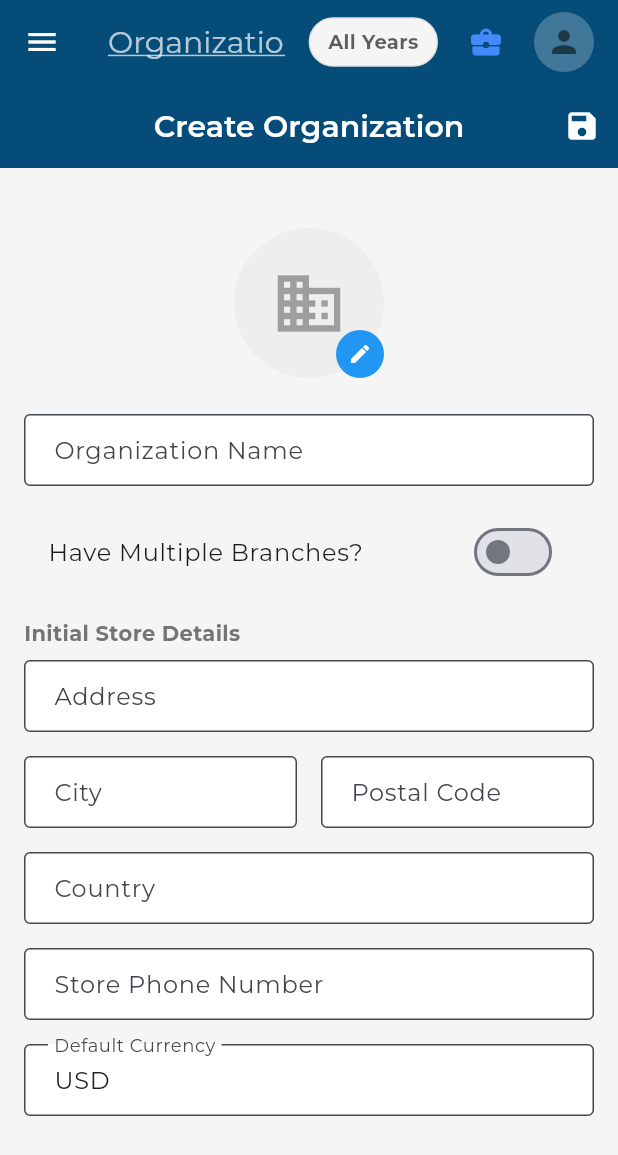
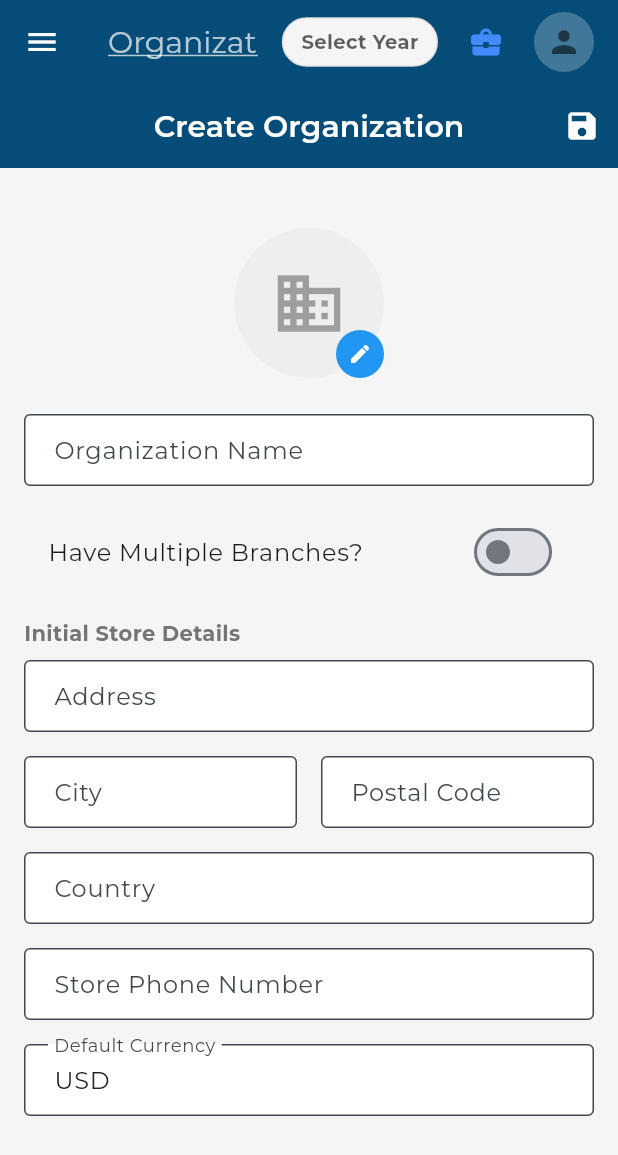
Before and after one commit to maslamhussaini/ordermate, a Flutter app: the screen it shows once a user with an empty profile is signed in, on a phone screen of 412 x 824 dp. Shown: the top 1155 px of the screen. Run offline on Flutter 3.47's test engine with Material 3 defaults, Android fonts, the phone set to English and light mode, and no system bars; drawn by our look-alikes of screenshot; our stand-ins replace connectivity_plus, csv, dio, equatable, file_picker, flutter_dotenv and 21 more; missing offline and left inert: dart:html, flutter_email_sender, mailer, number_to_character; accounts and stored records are empty.

Commit message:
Force workspace and financial year selection after login

```diff
--- a/lib/core/views/responsive_scaffold.dart
+++ b/lib/core/views/responsive_scaffold.dart
@@ -116,7 +116,7 @@ class ResponsiveScaffold extends ConsumerWidget {
                     Text(
                       accountingState.selectedFinancialSession != null
                           ? '${accountingState.selectedFinancialSession!.sYear} (${DateFormat('MMM yy').format(accountingState.selectedFinancialSession!.startDate)} - ${DateFormat('MMM yy').format(accountingState.selectedFinancialSession!.endDate)})'
-                          : 'All Years',
+                          : 'Select Year',
                       style: TextStyle(
                         fontWeight: FontWeight.bold,
                         fontSize: 13,
--- a/lib/features/auth/presentation/screens/splash_screen.dart
+++ b/lib/features/auth/presentation/screens/splash_screen.dart
@@ -163,9 +163,8 @@ class _SplashScreenState extends ConsumerState<SplashScreen>
         debugPrint('Splash: Triggering Sync...');
         ref.read(syncServiceProvider).syncAll();
 
-        final landing = ref.read(settingsProvider).landingPage;
-        debugPrint('Splash: Navigating to $landing');
-        context.go(landing);
+        debugPrint('Splash: Navigating to /workspace-selection');
+        context.go('/workspace-selection');
       } else {
         debugPrint('Splash: No session, navigating to /login');
         context.go('/login');
--- a/lib/features/organization/presentation/screens/workspace_selection_screen.dart
+++ b/lib/features/organization/presentation/screens/workspace_selection_screen.dart
@@ -265,7 +265,7 @@ class _WorkspaceSelectionScreenState extends ConsumerState<WorkspaceSelectionScr
                       const SizedBox(height: 48),
 
                       ElevatedButton(
-                        onPressed: _selectedOrganization != null ? _continueToDashboard : null,
+                        onPressed: (_selectedOrganization != null \u0026\u0026 _selectedSession != null) ? _continueToDashboard : null,
                         style: ElevatedButton.styleFrom(
                           backgroundColor: AppColors.loginGradientStart,
                           foregroundColor: Colors.white,
```
